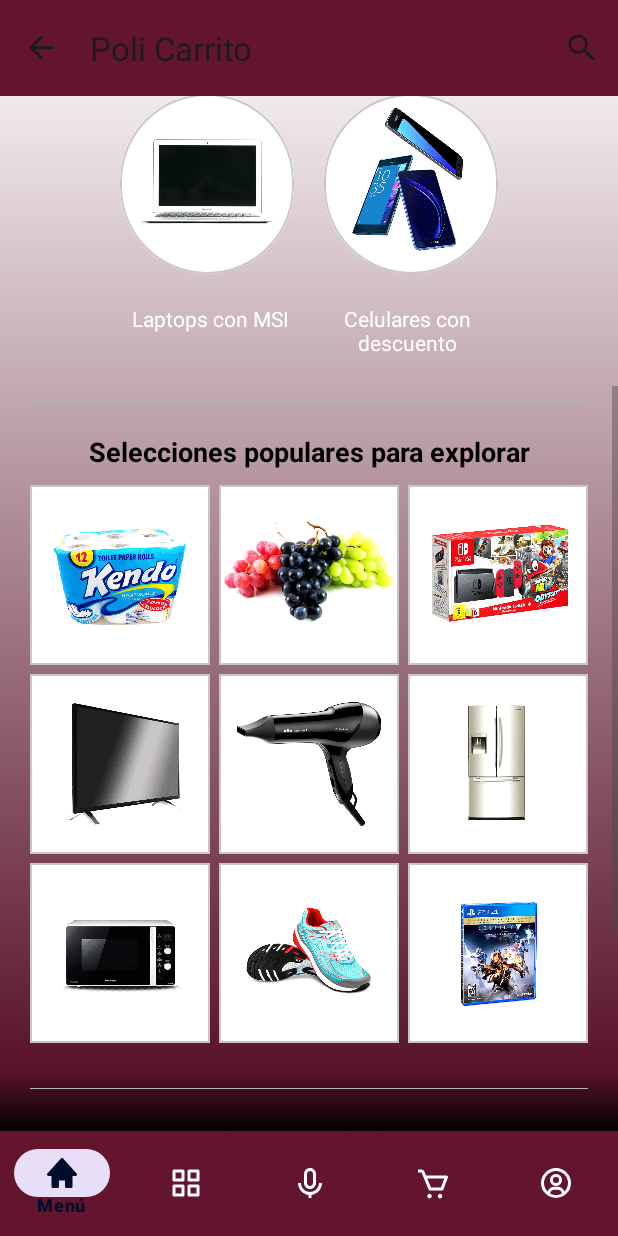
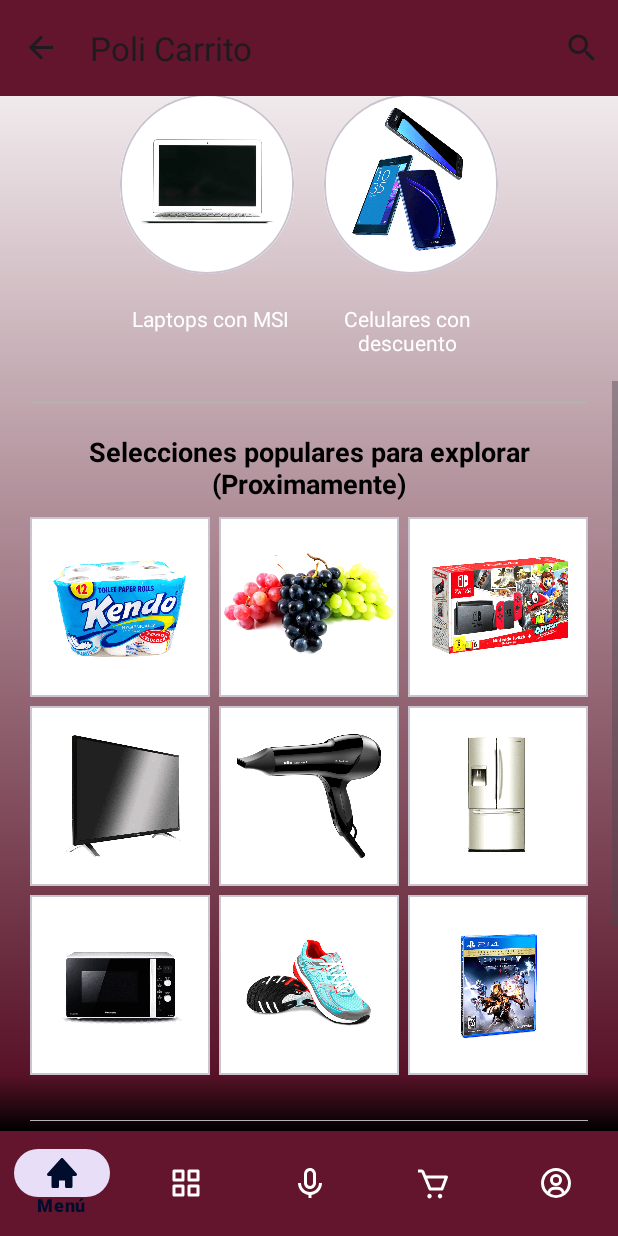
Before and after one commit to JonathanOlivares/Poli-Carrito, an Android app: the screen it shows after launch once a user with an empty profile is signed in (MenuActivity), scrolled down 527 dp, on a phone screen of 412 x 824 dp. Run offline under Robolectric (Android 15) with nearby library versions, the phone set to English and light mode, and no system bars; our stand-ins replace Firebase (no records; nobody signed in at launch, a user with empty details on screens opened directly), navigation-ui; 1 statement that could not run was skipped.

Commit message:
Commit 1.2

```diff
--- a/app/src/main/res/layout/activity_singup.xml
+++ b/app/src/main/res/layout/activity_singup.xml
@@ -119,6 +119,7 @@
                                 android:text="@string/activity_signup_05"
                                 android:textAlignment="center"
                                 android:textSize="18sp"
+                                android:textColor="@color/black"
                                 android:textStyle="bold" />
                         </LinearLayout>
 
@@ -143,6 +144,7 @@
                                     android:layout_height="match_parent"
                                     android:layout_marginLeft="24dp"
                                     android:layout_marginRight="24dp"
+                                    android:textColor="@color/black"
                                     app:startIconDrawable="@drawable/ic_email">
 
                                     <com.google.android.material.textfield.TextInputEditText
@@ -162,6 +164,7 @@
                                     android:layout_height="match_parent"
                                     android:layout_marginLeft="24dp"
                                     android:layout_marginTop="15dp"
+                                    android:textColor="@color/black"
                                     android:layout_marginRight="24dp"
                                     app:passwordToggleEnabled="true"
                                     app:startIconDrawable="@drawable/ic_lock">
@@ -182,6 +185,7 @@
                                     android:layout_width="match_parent"
                                     android:layout_height="match_parent"
                                     android:layout_marginLeft="24dp"
+                                    android:textColor="@color/black"
                                     android:layout_marginTop="15dp"
                                     android:layout_marginRight="24dp"
                                     app:passwordToggleEnabled="true"
--- a/app/src/main/res/layout/fragment_carrito.xml
+++ b/app/src/main/res/layout/fragment_carrito.xml
@@ -18,7 +18,6 @@
 
         <com.google.android.material.appbar.AppBarLayout
             android:id="@+id/appbar"
-
             android:layout_width="match_parent"
             android:layout_height="wrap_content">
 
@@ -105,6 +104,7 @@
                     android:layout_height="match_parent"
                     android:layout_margin="20dp"
                     android:elevation="8dp"
+                    android:backgroundTint="@color/white"
                     app:cardCornerRadius="15dp">
 
                     <RelativeLayout
@@ -136,6 +136,7 @@
                                     android:paddingBottom="20dp"
                                     android:text="Monto a Pagar"
                                     android:textAlignment="center"
+                                    android:textColor="@color/black"
                                     android:textSize="18sp"
                                     android:textStyle="bold" />
 
@@ -147,6 +148,7 @@
                                     android:paddingTop="15dp"
                                     android:paddingBottom="15dp"
                                     android:text="100"
+                                    android:textColor="@color/black"
                                     android:textAlignment="center"
                                     android:textSize="18sp"
                                     android:textStyle="bold" />
@@ -178,6 +180,7 @@
                     android:layout_height="match_parent"
                     android:layout_margin="20dp"
                     android:elevation="8dp"
+                    android:backgroundTint="@color/white"
                     app:cardCornerRadius="15dp">
 
                     <RelativeLayout
--- a/app/src/main/res/layout/fragment_menu.xml
+++ b/app/src/main/res/layout/fragment_menu.xml
@@ -81,7 +81,7 @@
                             android:layout_height="wrap_content"
                             android:layout_marginTop="10dp"
                             android:fontFamily="sans-serif-condensed-medium"
-                            android:text="Promociones por día del padre"
+                            android:text="Promociones por día del padre (Proximamente)"
                             android:textAlignment="center"
                             android:textColor="#FFFFFF"
                             android:textSize="15sp"
@@ -107,7 +107,7 @@
                     android:id="@+id/TeVi_Datos"
                     android:layout_width="match_parent"
                     android:layout_height="wrap_content"
-                    android:text="¡Lo más top!"
+                    android:text="¡Lo más top! (Proximamente)"
                     android:textAlignment="center"
                     android:textColor="#000000"
                     android:textSize="18sp"
@@ -349,7 +349,7 @@
                     android:layout_width="match_parent"
                     android:layout_height="wrap_content"
                     android:layout_marginTop="20dp"
-                    android:text="Selecciones populares para explorar"
+                    android:text="Selecciones populares para explorar (Proximamente)"
                     android:textAlignment="center"
                     android:textColor="#000000"
                     android:textSize="18sp"
@@ -708,7 +708,7 @@
                     android:id="@+id/TeVi_Barrarecomendado"
                     android:layout_width="match_parent"
                     android:layout_height="wrap_content"
-                    android:text="Recomendado"
+                    android:text="Recomendado (Proximamente)"
                     android:textAlignment="center"
                     android:textColor="#000000"
                     android:textSize="18sp"
--- a/app/src/main/res/layout/fragment_startspeechrecognition.xml
+++ b/app/src/main/res/layout/fragment_startspeechrecognition.xml
@@ -69,6 +69,7 @@
             android:layout_height="match_parent"
             android:layout_margin="20dp"
             android:elevation="8dp"
+            android:backgroundTint="@color/white"
             app:cardCornerRadius="15dp">
 
             <RelativeLayout
@@ -96,6 +97,7 @@
                             android:layout_height="wrap_content"
                             android:text="Productos"
                             android:textAlignment="center"
+                            android:textColor="@color/black"
                             android:textSize="18sp"
                             android:textStyle="bold"
                             android:paddingBottom="20dp"/>
```
Also changed, not shown: app/src/main/res/layout/activity_login.xml (+6 -1 lines).
